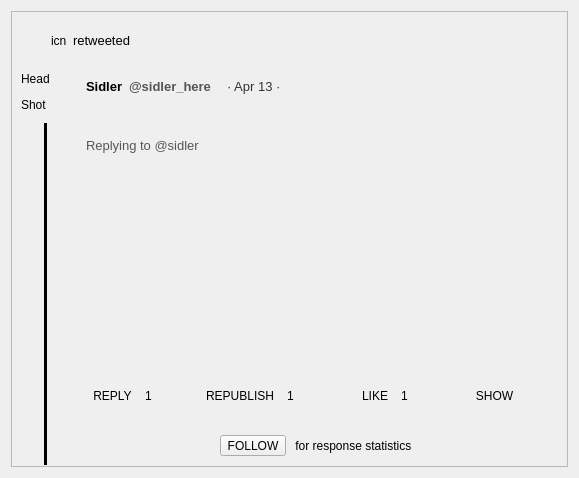
The window that retroshare-gui/src/gui/TheWire/PulseReply.ui (RetroShare/RetroShare) describes before a commit, drawn with Qt 5.
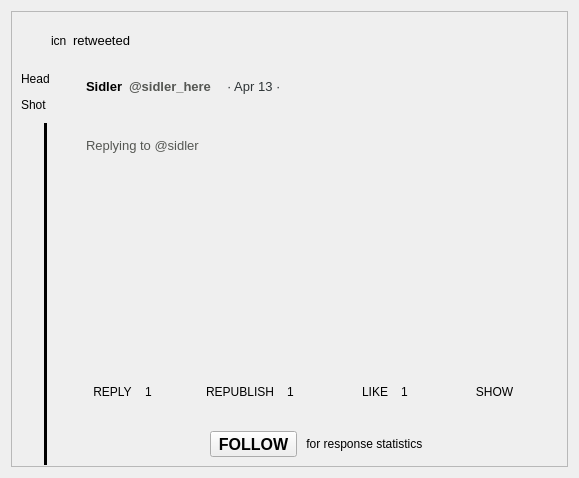
The same window after the commit. Icons and pictures are not drawn. Custom widgets are drawn as their Qt base class.

Diff of the .ui file:
```diff
--- a/retroshare-gui/src/gui/TheWire/PulseReply.ui
+++ b/retroshare-gui/src/gui/TheWire/PulseReply.ui
@@ -380,7 +380,14 @@
           </spacer>
          </item>
          <item>
-          <widget class="QToolButton" name="toolButton_follow">
+          <widget class="QToolButton" name="followButton">
+           <property name="font">
+            <font>
+             <pointsize>12</pointsize>
+             <weight>75</weight>
+             <bold>true</bold>
+            </font>
+           </property>
            <property name="text">
             <string>FOLLOW</string>
            </property>
```
Left out of the diff: 4 changed lines with no effect on the pictures.
